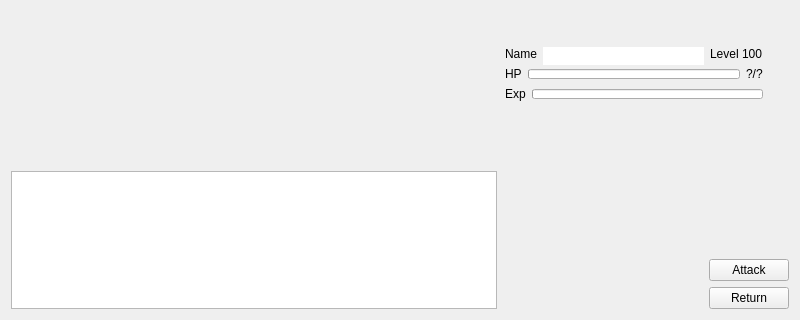
This is client/base/interface/BaseWindow.ui in alphaonex86/CatchChallenger as Qt 5 draws it before an edit; both pictures show x 0 to 800 and y 280 to 600 of the 800 by 600 pixel window. The edited form follows.
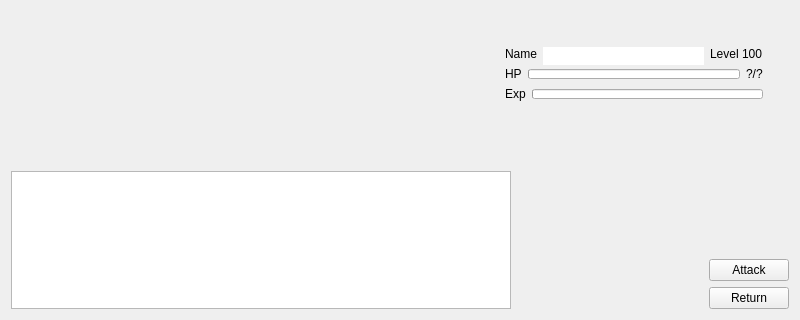
This is the edited form. The open tabs and pages were chosen to show the change. Icons and pictures are not drawn.

The edit to the form file:
```diff
--- a/client/base/interface/BaseWindow.ui
+++ b/client/base/interface/BaseWindow.ui
@@ -3431,7 +3431,20 @@
          <widget class="QWidget" name="stackedWidgetFightBottomBarPageAttack">
           <layout class="QHBoxLayout" name="horizontalLayout_23">
            <item>
-            <widget class="QListWidget" name="listWidgetFightAttack"/>
+            <widget class="QListWidget" name="listWidgetFightAttack">
+             <property name="minimumSize">
+              <size>
+               <width>500</width>
+               <height>0</height>
+              </size>
+             </property>
+             <property name="maximumSize">
+              <size>
+               <width>500</width>
+               <height>16777215</height>
+              </size>
+             </property>
+            </widget>
            </item>
            <item>
             <widget class="QLabel" name="labelFightAttackDetails">
@@ -3441,6 +3454,9 @@
                <height>0</height>
               </size>
              </property>
+             <property name="wordWrap">
+              <bool>true</bool>
+             </property>
             </widget>
            </item>
            <item>
```
Left out of the diff: 14 changed lines with no effect on the pictures.
